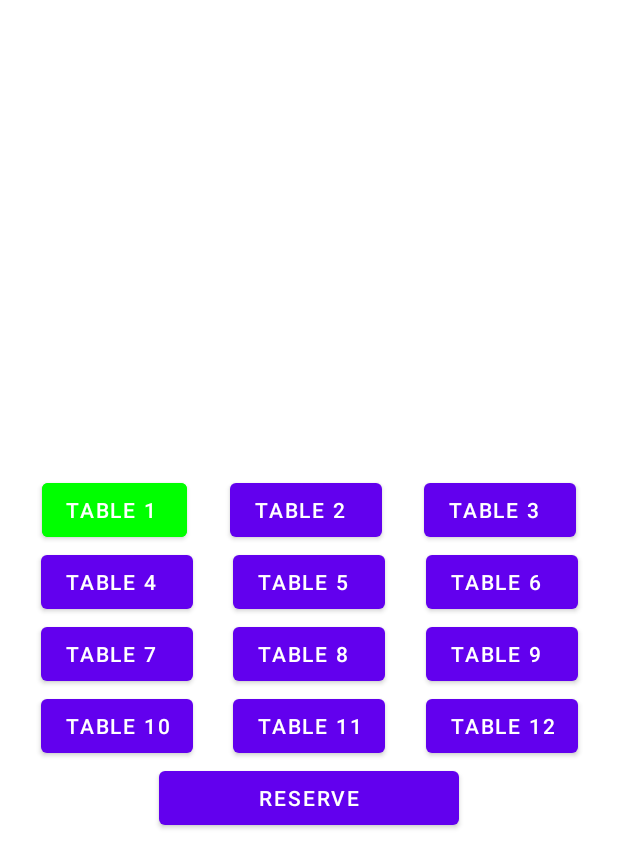
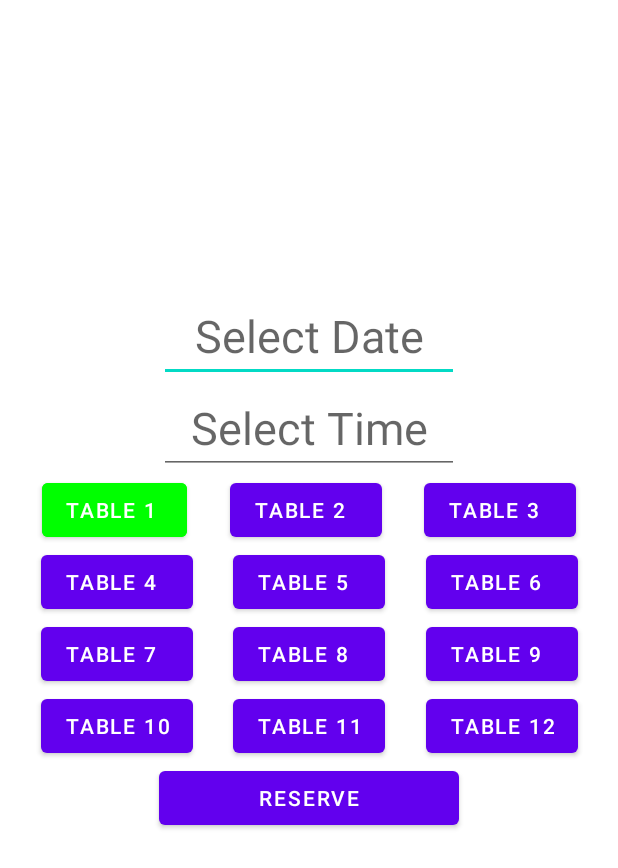
Before and after one commit to elielll/PelikahvilaApp, an Android app: the Appointment screen opened directly, with no data from a screen before it, on a phone screen of 412 x 824 dp. Shown: the top 868 px of the screen. Run offline under Robolectric (Android 15) with nearby library versions, the phone set to English and light mode, and no system bars.

Commit message:
päivittelyä

```diff
--- a/app/src/main/java/reservation/system/Appointment.java
+++ b/app/src/main/java/reservation/system/Appointment.java
@@ -1,16 +1,24 @@
 package reservation.system;
 
-import android.graphics.Color;
-import android.graphics.drawable.ColorDrawable;
-import android.graphics.drawable.Drawable;
+import android.app.DatePickerDialog;
+import android.app.TimePickerDialog;
 import android.os.Bundle;
 import android.view.View;
 import android.widget.Button;
+import android.widget.DatePicker;
+import android.widget.EditText;
+import android.widget.TimePicker;
+
 
 import androidx.appcompat.app.AppCompatActivity;
 
+import java.util.Calendar;
+
 public class Appointment extends AppCompatActivity implements View.OnClickListener{
         private Button btn1,btn2;
+        EditText etDate;
+        EditText etTime;
+
 
         @Override
         protected void onCreate(Bundle savedInstanceState) {
@@ -23,9 +31,51 @@ public class Appointment extends AppCompatActivity implements View.OnClickListen
             btn2 = (Button) findViewById(R.id.button27);
             btn2.setOnClickListener(this);
 
+            etDate = findViewById(R.id.et_date);
+            etTime = findViewById(R.id.et_time);
+
+            Calendar calendar = Calendar.getInstance();
+            final int year = calendar.get(Calendar.YEAR);
+            final int month = calendar.get(Calendar.MONTH);
+            final int day = calendar.get(Calendar.DAY_OF_MONTH);
+            final int hour = calendar.get(Calendar.HOUR);
+            final int minute = calendar.get(Calendar.MINUTE);
+
+            etDate.setOnClickListener(new View.OnClickListener() {
+                @Override
+                public void onClick(View v) {
+                    DatePickerDialog datePickerDialog = new DatePickerDialog(
+                            Appointment.this, new DatePickerDialog.OnDateSetListener() {
+                        @Override
+                        public void onDateSet(DatePicker view, int year, int month, int day) {
+                            month = month + 1;
+                            String date = day + "/" + month + "/" + year;
+                            etDate.setText(date);
+                        }
+                    }, year, month, day);
+                    datePickerDialog.show();
+                }
+            });
+
+
+            etTime.setOnClickListener(new View.OnClickListener() {
+                @Override
+                public void onClick(View v) {
+                    TimePickerDialog timePickerDialog = new TimePickerDialog(
+                            Appointment.this, new TimePickerDialog.OnTimeSetListener() {
+                        @Override
+                        public void onTimeSet(TimePicker view, int hour, int minute) {
+                            String time = hour + ":" + minute;
+                            etTime.setText(time);
+                        }
+                    }, hour, minute, true);
+                    timePickerDialog.show();
+                }
+            });
+
         }
 
-    @Override
+        @Override
     public void onClick(View v) {
 
         if(btn1.isSelected()) {
--- a/app/src/main/res/layout/activity_appointment.xml
+++ b/app/src/main/res/layout/activity_appointment.xml
@@ -1,16 +1,39 @@
 <?xml version="1.0" encoding="utf-8"?>
 <androidx.constraintlayout.widget.ConstraintLayout xmlns:android="http://schemas.android.com/apk/res/android"
+    xmlns:app="http://schemas.android.com/apk/res-auto"
+    xmlns:tools="http://schemas.android.com/tools"
     android:layout_width="match_parent"
-    android:layout_height="match_parent"
-    xmlns:app="http://schemas.android.com/apk/res-auto"
-    xmlns:tools="http://schemas.android.com/tools">
+    android:layout_height="match_parent">
+
+    <EditText
+        android:id="@+id/et_date"
+        android:layout_width="200dp"
+        android:layout_height="wrap_content"
+        android:hint="Select Date"
+        android:textAlignment="center"
+        android:textSize="30sp"
+        app:layout_constraintBottom_toTopOf="@+id/et_time"
+        app:layout_constraintLeft_toLeftOf="parent"
+        app:layout_constraintRight_toRightOf="parent"
+        tools:layout_editor_absoluteX="96dp" />
+    <EditText
+        android:id="@+id/et_time"
+        android:layout_width="200dp"
+        android:layout_height="wrap_content"
+        android:hint="Select Time"
+        android:textAlignment="center"
+        android:textSize="30sp"
+        app:layout_constraintBottom_toTopOf="@+id/button27"
+        app:layout_constraintLeft_toLeftOf="parent"
+        app:layout_constraintRight_toRightOf="parent"
+        tools:layout_editor_absoluteX="96dp" />
 
     <Button
         android:id="@+id/button26"
         android:layout_width="wrap_content"
         android:layout_height="wrap_content"
+        android:backgroundTint="@color/button_background_color"
         android:text="Table 1 "
-        android:backgroundTint="@color/button_background_color"
         app:layout_constraintBottom_toTopOf="@+id/button29"
         app:layout_constraintEnd_toStartOf="@+id/button27"
         app:layout_constraintHorizontal_bias="0.5"
@@ -146,11 +169,11 @@
         android:layout_width="200dp"
         android:layout_height="wrap_content"
         android:text="Reserve"
+        app:layout_constraintLeft_toLeftOf="parent"
+        app:layout_constraintRight_toRightOf="parent"
+        app:layout_constraintTop_toBottomOf="@id/button36"
         tools:layout_editor_absoluteX="136dp"
-        tools:layout_editor_absoluteY="503dp"
-        app:layout_constraintTop_toBottomOf="@id/button36"
-        app:layout_constraintLeft_toLeftOf="parent"
-        app:layout_constraintRight_toRightOf="parent"/>
+        tools:layout_editor_absoluteY="503dp" />
 
 
 </androidx.constraintlayout.widget.ConstraintLayout>
```
